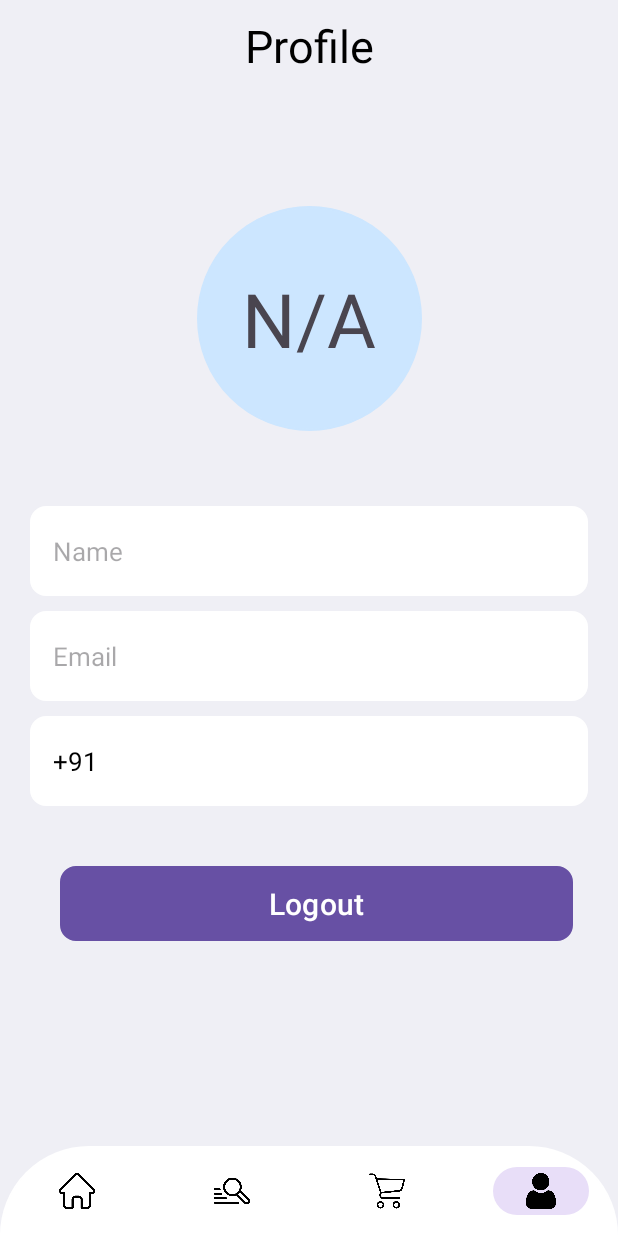
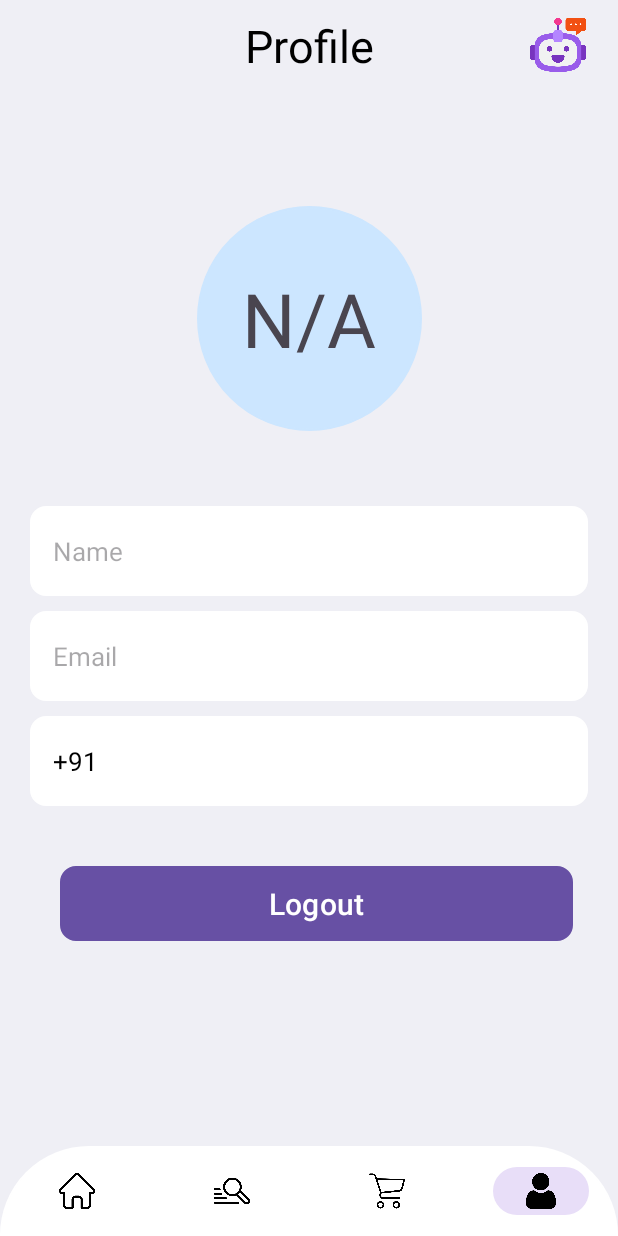
Before and after one commit to tejptl29/KitchenHiveApp, an Android app: the HomeFragment screen opened directly, with no data from a screen before it, item 4 of the bottom bar chosen, on a phone screen of 412 x 824 dp. Run offline under Robolectric (Android 15) with nearby library versions, the phone set to English and light mode, and no system bars; libraries missing offline, so code that uses them is left out: com.denzcoskun.imageslider, com.razorpay; pictures from the network do not load; 8 statements that could not run were skipped.

Commit message:
cancle order completed chatbot task panding..

```diff
--- a/app/src/main/java/com/example/kitchenhive/APIClass.java
+++ b/app/src/main/java/com/example/kitchenhive/APIClass.java
@@ -318,7 +318,7 @@ class APIClass {
             }
         });
     }
-    void set_cancel_order(String user_id, String payment_id){
+    void set_cancel_order(String user_id, String store_order_item_id){
         OkHttpClient.Builder httpClient = new OkHttpClient.Builder()
                 .connectTimeout(10, TimeUnit.SECONDS)
                 .readTimeout(10, TimeUnit.SECONDS)
@@ -329,7 +329,7 @@ class APIClass {
                 .addConverterFactory(GsonConverterFactory.create())
                 .build();
         API api = retrofit.create(API.class);
-        Call<ResponseBody> apiCall = api.set_cancel_order(user_id, payment_id);
+        Call<ResponseBody> apiCall = api.set_cancel_order(user_id, store_order_item_id);
         apiCall.enqueue(new Callback<ResponseBody>() {
             @Override
             public void onResponse(@NonNull Call<ResponseBody> call, @NonNull Response<ResponseBody> response) {
@@ -339,7 +339,7 @@ class APIClass {
                         if(res.has("status") && !res.isNull("status") && !res.getString("status").trim().isEmpty()){
                             if(res.getString("status").trim().equals("1") || res.getString("status").trim().equals("true")){
                                 if(res.has("data") && !res.isNull("data") && !res.getString("data").trim().isEmpty()){
-                                    jsonListener.onSuccess("Success API Call.", new JSONObject(res.getString("data").trim()));
+                                    jsonListener.onSuccess(res.getString("message").trim(), new JSONObject(res.getString("data").trim()));
                                 }else
                                     jsonListener.onFailure("Empty server data response. Please try again.");
                             }else{
--- a/app/src/main/java/com/example/kitchenhive/BaseActivity.java
+++ b/app/src/main/java/com/example/kitchenhive/BaseActivity.java
@@ -169,7 +169,7 @@ public class BaseActivity extends AppCompatActivity {
         errorBlock = findViewById(R.id.error_block);
 
         if(type.equals("SUCCESS")){
-            errorBlock.setBackgroundColor(Color.GREEN);
+            errorBlock.setBackgroundTintList(getResources().getColorStateList(R.color.success));
         }
         else if(type.equals("WARNING")){
             errorBlock.setBackgroundColor(Color.YELLOW);
--- a/app/src/main/java/com/example/kitchenhive/HomeFragment.java
+++ b/app/src/main/java/com/example/kitchenhive/HomeFragment.java
@@ -107,11 +107,18 @@ public class HomeFragment extends Fragment implements  SwipeRefreshLayout.OnRefr
         ((MainActivity) mainActivity).home_no_rec_found = view.findViewById(R.id.home_no_rec_found);
 
         //customer name display
-        txt_customer_name.setText(((MainActivity) mainActivity).sharedPreferences.getString("UserName", ""));
+        //txt_customer_name.setText(((MainActivity) mainActivity).sharedPreferences.getString("UserName", ""));
 
         //name initial display
         String name_initial_str = new Utility().getNameInitials(((MainActivity) mainActivity).sharedPreferences.getString("UserName", ""));
         name_initial.setText(name_initial_str);
+
+        name_initial.setOnClickListener(new View.OnClickListener() {
+            @Override
+            public void onClick(View v) {
+                ((MainActivity) mainActivity).replaceFragment(new ProfileFragment(mainActivity));
+            }
+        });
 
         ((MainActivity) mainActivity).non_veg_switch = view.findViewById(R.id.btn_veg);
         boolean veg = true;
--- a/app/src/main/java/com/example/kitchenhive/ProfileFragment.java
+++ b/app/src/main/java/com/example/kitchenhive/ProfileFragment.java
@@ -1,6 +1,7 @@
 package com.example.kitchenhive;
 
 import android.app.Activity;
+import android.content.Intent;
 import android.os.Bundle;
 
 import androidx.fragment.app.Fragment;
@@ -68,6 +69,7 @@ public class ProfileFragment extends Fragment {
 
     Button btn_logout;
     TextView name_initial,txt_name,txt_email,txt_phone;
+    ImageView chat_bot_btn;
     View view;
 
 
@@ -82,12 +84,21 @@ public class ProfileFragment extends Fragment {
        txt_name = view.findViewById(R.id.name_txt);
        txt_email = view.findViewById(R.id.email_txt);
        txt_phone = view.findViewById(R.id.phone_txt);
+       chat_bot_btn = view.findViewById(R.id.chat_bot_btn);
 
         btn_logout.setOnClickListener(new View.OnClickListener() {
             @Override
             public void onClick(View view) {
                 System.out.println(btn_logout);
                 ((MainActivity) mainActivity).doLogout(mainActivity);
+            }
+        });
+
+        chat_bot_btn.setOnClickListener(new View.OnClickListener() {
+            @Override
+            public void onClick(View v) {
+                Intent intent = new Intent(((MainActivity) mainActivity), chatbot.class);
+                startActivity(intent);
             }
         });
 
--- a/app/src/main/java/com/example/kitchenhive/ordered_list.java
+++ b/app/src/main/java/com/example/kitchenhive/ordered_list.java
@@ -192,11 +192,12 @@ class orderAdapter extends RecyclerView.Adapter<orderViewHolder> {
                         if(!empObject.getString("order_number").isEmpty()){
                             String UserID = ((ordered_list) activity).sharedPreferences.getString("UserID", "");
                             APIClass apiClass = new APIClass();
-                            apiClass.set_cancel_order(UserID,empObject.getString("order_number"));
+                            apiClass.set_cancel_order(UserID,empObject.getString("store_order_item_id"));
                             apiClass.setOnJSONDataListener(new APIClass.JsonDataInterface() {
                                 @Override
                                 public void onSuccess(String message, JSONObject json) {
                                     ((ordered_list) activity).messageToast("SUCCESS", message);
+                                    ((ordered_list) activity).order_list();
                                 }
                                 @Override
                                 public void onFailure(String message) {
--- a/app/src/main/res/layout/fragment_home.xml
+++ b/app/src/main/res/layout/fragment_home.xml
@@ -22,7 +22,7 @@
 
             <TextView
                 android:id="@+id/txt_name"
-                android:text="Tejash Patel"
+                android:text="Kitchen Hive"
                 android:layout_margin="10dp"
                 android:layout_marginStart="10dp"
                 app:layout_constraintEnd_toStartOf="@+id/img_order"
--- a/app/src/main/res/layout/fragment_profile.xml
+++ b/app/src/main/res/layout/fragment_profile.xml
@@ -122,6 +122,22 @@
 
         </ScrollView>
 
+        <ImageView
+            android:id="@+id/chat_bot_btn"
+            android:textSize="50sp"
+            android:gravity="center"
+            android:scaleType="centerCrop"
+            android:backgroundTint="#cce6ff"
+            android:elevation="10dp"
+            android:src="@drawable/chatbot"
+            android:layout_marginEnd="20dp"
+            android:layout_marginBottom="30dp"
+            app:layout_constraintTop_toTopOf="parent"
+            android:layout_marginTop="10dp"
+            app:layout_constraintEnd_toEndOf="parent"
+            android:layout_width="40dp"
+            android:layout_height="40dp"/>
+
     </androidx.constraintlayout.widget.ConstraintLayout>
 
 </FrameLayout>
--- a/app/src/main/res/menu/bottom_nav_menu.xml
+++ b/app/src/main/res/menu/bottom_nav_menu.xml
@@ -17,4 +17,6 @@
         android:icon="@drawable/bottom_nav_style_profile"
         android:id="@+id/profile"/>
 
+
+
 </menu>
--- a/app/src/main/res/values/colors.xml
+++ b/app/src/main/res/values/colors.xml
@@ -3,4 +3,5 @@
     <color name="black">#FF000000</color>
     <color name="white">#FFFFFFFF</color>
     <color name="error">#ff4d4d</color>
+    <color name="success">#28a745</color>
 </resources>
--- a/app/src/main/res/xml/network_security_config.xml
+++ b/app/src/main/res/xml/network_security_config.xml
@@ -2,7 +2,7 @@
 <network-security-config>
     <domain-config cleartextTrafficPermitted="true">
         <domain includeSubdomains="true">192.168.0.65</domain>
-        <domain includeSubdomains="true">192.168.1.103</domain>
+        <domain includeSubdomains="true">192.168.110.59</domain>
     </domain-config>
     <base-config cleartextTrafficPermitted="false" />
 </network-security-config>
```
Also changed, not shown: app/src/main/AndroidManifest.xml (+3 -9 lines), app/src/main/java/com/example/kitchenhive/API.java (+5 -2 lines), app/src/main/java/com/example/kitchenhive/ChatRequest.java (added, +9 -0 lines), app/src/main/java/com/example/kitchenhive/ChatResponse.java (added, +9 -0 lines), app/src/main/java/com/example/kitchenhive/chatbot.java (added, +72 -0 lines), app/src/main/res/layout/activity_chatbot.xml (added, +26 -0 lines), app/src/main/res/drawable/chatbot.png (added), app/src/main/res/drawable/chatbot_icon.png (added), app/src/main/res/drawable/chatbot_icone_dark.png (added).
